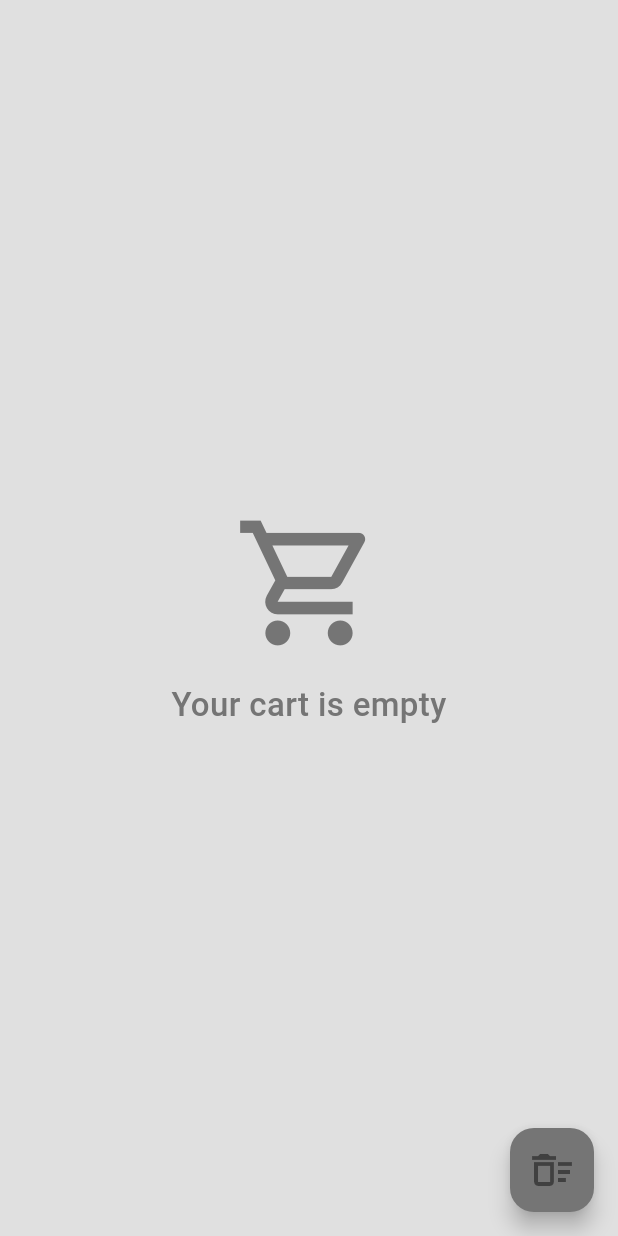
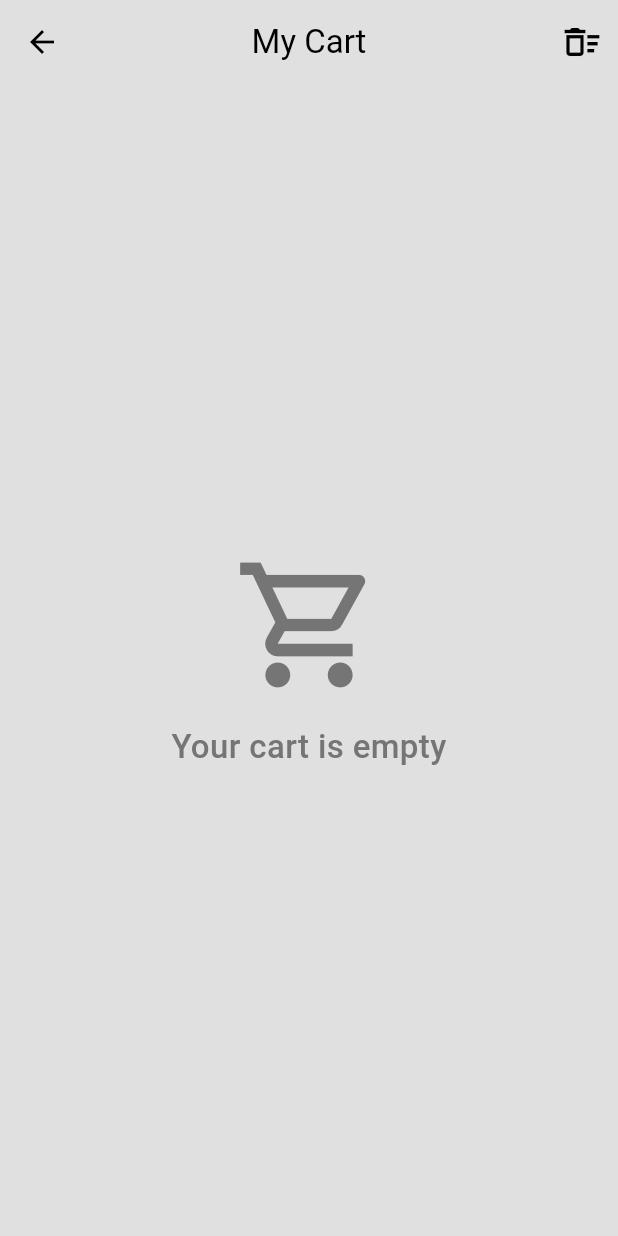
Before and after one commit to MoEhab74/mitch_E-Commerce, a Flutter app: the CartPage screen opened by its route, on a phone screen of 412 x 824 dp. Run offline on Flutter 3.47's test engine with Material 3 defaults, Android fonts, the phone set to English and light mode, and no system bars; our stand-ins replace animate_do, dio, flutter_bloc, hive, hive_flutter; accounts and stored records are empty; project files that could hold a hidden picture were left out.

Commit message:
Store CartItems in Hive

```diff
--- a/lib/components/drawer_body.dart
+++ b/lib/components/drawer_body.dart
@@ -1,5 +1,6 @@
 import 'package:flutter/material.dart';
 import 'package:minimal_e_commerce/components/my_list_tile.dart';
+import 'package:minimal_e_commerce/pages/cart_page.dart';
 import 'package:minimal_e_commerce/pages/profile_page.dart';
 import 'package:minimal_e_commerce/theme/theme_provider.dart';
 import 'package:provider/provider.dart';
@@ -51,6 +52,17 @@ class DrawerBody extends StatelessWidget {
             Navigator.of(context).pushNamed(ProfilePage.routeName);
           },
         ),
+        // Cart Page
+        MyListTile(
+          icon: Icons.shopping_cart,
+          title: 'Cart',
+          onTap: () {
+            // Close the drawer
+            Navigator.of(context).pop();
+            // Navigate to the cart page
+            Navigator.of(context).pushNamed(CartPage.routeName);
+          },
+        ),
       ],
     );
     // Change theme button
--- a/lib/cubits/auth/auth_cubit.dart
+++ b/lib/cubits/auth/auth_cubit.dart
@@ -47,6 +47,7 @@ class AuthCubit extends Cubit<AuthState> {
   Future<void> logoutUser() async {
     var box = Hive.box('auth');
     await box.clear();
+    log('User logged out successfully');
     emit(AuthInitial());
   }
 
--- a/lib/cubits/cart/cart_cubit.dart
+++ b/lib/cubits/cart/cart_cubit.dart
@@ -1,16 +1,14 @@
 import 'dart:developer';
 
 import 'package:flutter_bloc/flutter_bloc.dart';
+import 'package:hive/hive.dart';
 import 'package:minimal_e_commerce/cubits/cart/cart_state.dart';
+import 'package:minimal_e_commerce/models/cart_item.dart';
 import 'package:minimal_e_commerce/models/product_model.dart';
 
 class CartCubit extends Cubit<CartState> {
   CartCubit() : super(CartCubitInitial());
 
-  // List of user cart items
-  final List<ProductModel> _cartItems = [];
-
-  List<ProductModel> get cartItems => _cartItems;
 
   // Favorites list
   final List<ProductModel> _favorites = [];
@@ -20,19 +18,50 @@ class CartCubit extends Cubit<CartState> {
   bool get shouldRebuildCart =>
       state is CartUpdatedSuccessfully || state is FavoritesUpdatedSuccessfully;
 
+  // List of user cart items to be displayed in the cart page ===> this will rebuild the cart page when items are added or removed
+  final List<ProductModel> _cartItems = [];
+  List<ProductModel> get cartItems => _cartItems;
+  // List of CartModel to be stored in Hive ===> this to store the cart items in Hive only
+  final List<CartModelHive> _cartItemsHive = [];
+  List<CartModelHive> get getCartItemsHive => _cartItemsHive;
+
+  // Open the cart box
+  final cartBox = Hive.box<CartModelHive>('cartItems');
+
   // Add product to cart
-  void addToCartItems(ProductModel product) {
-    _cartItems.add(product);
-    log('${product.title} added to cart');
-    print(_cartItems.length);
-    emit(CartUpdatedSuccessfully(List.unmodifiable(_cartItems)));
+  void addToCartItems(ProductModel product) async {
+    // Check if product is already in _cartItemsHive or not
+    if (_cartItemsHive.any((item) => item.product.id == product.id)) {
+      // If it is, increase the quantity
+      var existingItem = _cartItemsHive.firstWhere(
+        (item) => item.product.id == product.id,
+      );
+      existingItem.quantity += 1;
+      log('Increased quantity of ${product.title} to ${existingItem.quantity}');
+      // emit(CartUpdatedSuccessfully(List.unmodifiable(_cartItems)));
+      return;
+    } else {
+      _cartItems.add(product);
+      CartModelHive cartItem = CartModelHive(product: product, quantity: 1);
+      _cartItemsHive.add(cartItem);
+      log('${product.title} added to cart');
+      await cartBox.put(cartItem.product.id, cartItem);
+      emit(CartUpdatedSuccessfully(List.unmodifiable(_cartItems)));
+    }
   }
+
+  // Get the Total price for all items in the cart
+  double get totalPrice => _cartItemsHive.fold(
+    0,
+    (total, item) => total + (item.product.price * item.quantity),
+  );
 
   // Remove product from cart
   void removeFromCart(ProductModel product) {
     _cartItems.remove(product);
+    _cartItemsHive.removeWhere((item) => item.product.id == product.id);
+    cartBox.delete(product.id);
     log('${product.title} removed from cart');
-    print(_cartItems.length);
     emit(CartUpdatedSuccessfully(List.unmodifiable(_cartItems)));
   }
 
@@ -41,6 +70,8 @@ class CartCubit extends Cubit<CartState> {
     // check if cart is empty first
     if (_cartItems.isNotEmpty) {
       _cartItems.clear();
+      _cartItemsHive.clear();
+      cartBox.clear();
       log('Cart cleared');
       emit(CartUpdatedSuccessfully(List.unmodifiable(_cartItems)));
     } else {
--- a/lib/models/cart_item.dart
+++ b/lib/models/cart_item.dart
@@ -1,7 +1,13 @@
+import 'package:hive/hive.dart';
 import 'package:minimal_e_commerce/models/product_model.dart';
 
-class CartItem {
+part 'cart_item.g.dart';
+
+@HiveType(typeId: 1)
+class CartModelHive  extends HiveObject {
+  @HiveField(0)
   final ProductModel product;
+  @HiveField(1)
   int quantity;
-  CartItem({required this.product, this.quantity = 1});
+  CartModelHive({required this.product, this.quantity = 1});
 }
--- a/lib/models/product_model.dart
+++ b/lib/models/product_model.dart
@@ -1,7 +1,7 @@
 import 'package:hive/hive.dart';
 part 'product_model.g.dart';
 
-@HiveType(typeId: 1)
+@HiveType(typeId: 2)
 class ProductModel extends HiveObject {
   @HiveField(0)
   final String id;
--- a/lib/pages/cart_page.dart
+++ b/lib/pages/cart_page.dart
@@ -13,7 +13,11 @@ class CartPage extends StatelessWidget {
   @override
   Widget build(BuildContext context) {
     return Scaffold(
-      floatingActionButton: FloatingActionButton(
+      appBar: AppBar(
+        title: const Text('My Cart'),
+        centerTitle: true,
+        actions: [
+          IconButton(
             onPressed: () {
               // Clear the cart
               // Show hint dialog first
@@ -35,7 +39,9 @@ class CartPage extends StatelessWidget {
                 );
               }
             },
-        child: const Icon(Icons.delete_sweep_outlined, size: 32),
+            icon: const Icon(Icons.delete_sweep_outlined, size: 28),
+          ),
+        ],
       ),
       body: BlocBuilder<CartCubit, CartState>(
         builder: (context, state) {
@@ -48,7 +54,10 @@ class CartPage extends StatelessWidget {
                 icon: Icons.shopping_cart_outlined,
               );
             }
-            return Padding(
+            return Column(
+              children: [
+                Expanded(
+                  child: Padding(
                     padding: const EdgeInsets.symmetric(horizontal: 8.0),
                     child: ProductsBuilder(
                       products: products,
@@ -56,6 +65,56 @@ class CartPage extends StatelessWidget {
                       icon: Icons.remove_shopping_cart,
                       snackBarMessage: "removed from cart",
                     ),
+                  ),
+                ),
+                SafeArea(
+                  child: Padding(
+                    padding: const EdgeInsets.symmetric(horizontal: 16.0),
+                    child: Row(
+                      mainAxisAlignment: MainAxisAlignment.spaceBetween,
+                      children: [
+                        Text(
+                          "Total: \$${context.watch<CartCubit>().totalPrice.toStringAsFixed(2)}",
+                          style: const TextStyle(
+                            fontSize: 24,
+                            fontWeight: FontWeight.w600,
+                          ),
+                        ),
+                        ElevatedButton(
+                          onPressed: () {
+                            showHintDialog(
+                              context,
+                              title: "Checkout",
+                              content:
+                                  "Are you sure you want to checkout? This will clear the cart.",
+                              buttonText: "Checkout",
+                              onPressedAction: () {},
+                            );
+                          },
+                          style: ElevatedButton.styleFrom(
+                            elevation: 6,
+
+                            padding: const EdgeInsets.symmetric(
+                              horizontal: 16,
+                              vertical: 8,
+                            ),
+                            shape: RoundedRectangleBorder(
+                              borderRadius: BorderRadius.circular(16),
+                            ),
+                          ),
+                          child: const Text(
+                            "Checkout",
+                            style: TextStyle(
+                              fontSize: 22,
+                              fontWeight: FontWeight.w700,
+                            ),
+                          ),
+                        ),
+                      ],
+                    ),
+                  ),
+                ),
+              ],
             );
           }
           if (state is CartCubitInitial) {
```
Also changed, not shown: lib/main.dart (+10 -0 lines), lib/pages/shop_page.dart (+1 -6 lines), lib/models/cart_item.g.dart (added), lib/models/product_model.g.dart. Lines whose indentation alone changed are shown as unchanged.
